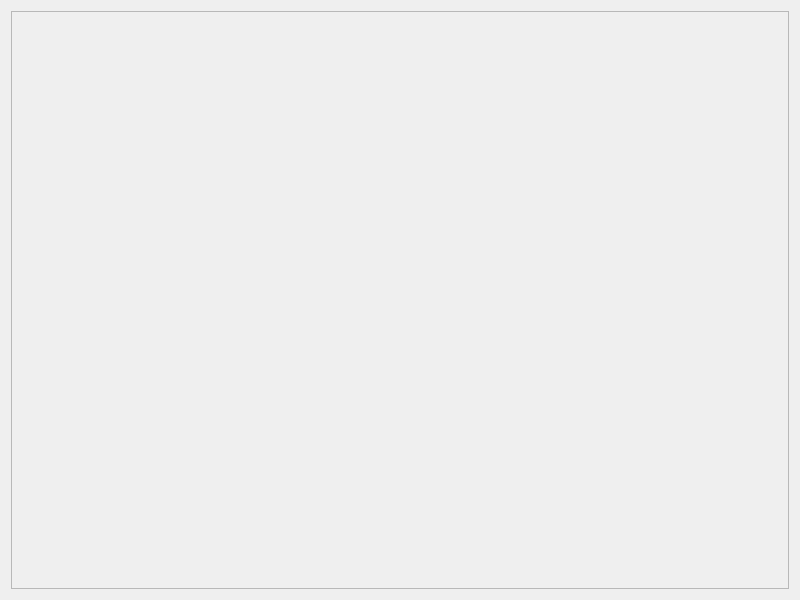
This is src/components/tutorials-panel/tutorialspanel.ui in RapidWebForge/RapidWebForgeApp as Qt 5 draws it before an edit. The edited form follows.
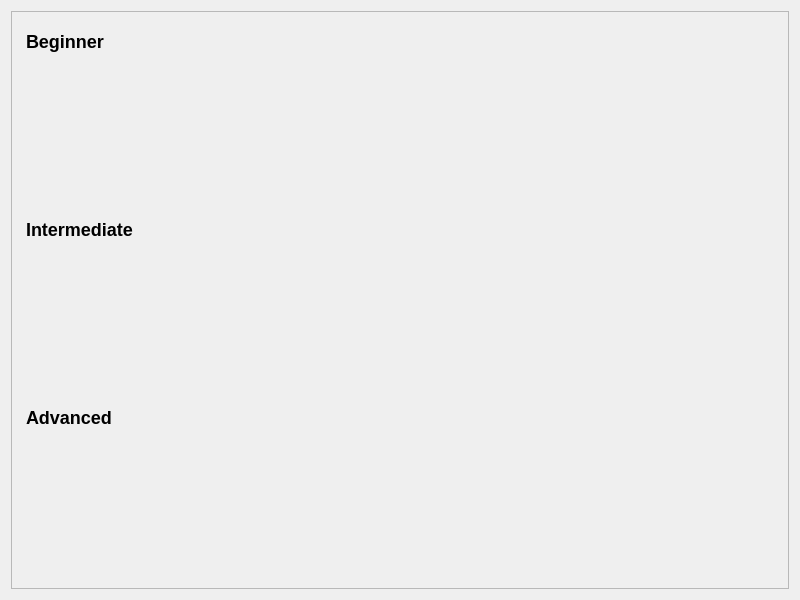
This is the edited form.

Commit message: feat(tutorial): add improvements and new steps to tutorial system

```diff
--- a/src/components/tutorials-panel/tutorialspanel.ui
+++ b/src/components/tutorials-panel/tutorialspanel.ui
@@ -17,21 +17,71 @@
    <item>
     <widget class="QScrollArea" name="scrollArea">
      <property name="widgetResizable">
-      <bool>true</bool>
+      <bool>true</bool> <!-- ✅ Asegura que el contenido se ajuste -->
+     </property>
+     <property name="verticalScrollBarPolicy">
+      <enum>Qt::ScrollBarAsNeeded</enum> <!-- ✅ Activa el scroll si es necesario -->
+     </property>
+     <property name="horizontalScrollBarPolicy">
+      <enum>Qt::ScrollBarAlwaysOff</enum>
      </property>
      <widget class="QWidget" name="scrollAreaWidgetContents">
-      <property name="geometry">
-       <rect>
-        <x>0</x>
-        <y>0</y>
-        <width>780</width>
-        <height>580</height>
-       </rect>
-      </property>
-      <layout class="QGridLayout" name="gridLayout">
-       <item row="0" column="0">
-        <layout class="QGridLayout" name="gridLayout_2"/>
+      <layout class="QVBoxLayout" name="tutorialLayout"> <!-- ✅ Contenedor principal -->
+       
+       <!-- Sección: Beginner -->
+       <item>
+        <widget class="QLabel" name="labelBeginner">
+         <property name="text">
+          <string>Beginner</string>
+         </property>
+         <property name="alignment">
+          <set>Qt::AlignLeft</set>
+         </property>
+         <property name="styleSheet">
+          <string>font-size: 18px; font-weight: bold; margin-top: 10px;</string>
+         </property>
+        </widget>
        </item>
+       <item>
+        <layout class="QGridLayout" name="gridBeginner"/> <!-- Aquí se agregarán los tutoriales -->
+       </item>
+
+       <!-- Sección: Intermediate -->
+       <item>
+        <widget class="QLabel" name="labelIntermediate">
+         <property name="text">
+          <string>Intermediate</string>
+         </property>
+         <property name="alignment">
+          <set>Qt::AlignLeft</set>
+         </property>
+         <property name="styleSheet">
+          <string>font-size: 18px; font-weight: bold; margin-top: 10px;</string>
+         </property>
+        </widget>
+       </item>
+       <item>
+        <layout class="QGridLayout" name="gridIntermediate"/>
+       </item>
+
+       <!-- Sección: Advanced -->
+       <item>
+        <widget class="QLabel" name="labelAdvanced">
+         <property name="text">
+          <string>Advanced</string>
+         </property>
+         <property name="alignment">
+          <set>Qt::AlignLeft</set>
+         </property>
+         <property name="styleSheet">
+          <string>font-size: 18px; font-weight: bold; margin-top: 10px;</string>
+         </property>
+        </widget>
+       </item>
+       <item>
+        <layout class="QGridLayout" name="gridAdvanced"/>
+       </item>
+
       </layout>
      </widget>
     </widget>
```
Left out of the diff: 2 changed lines with no effect on the pictures. The commit also changes 8 other files.
